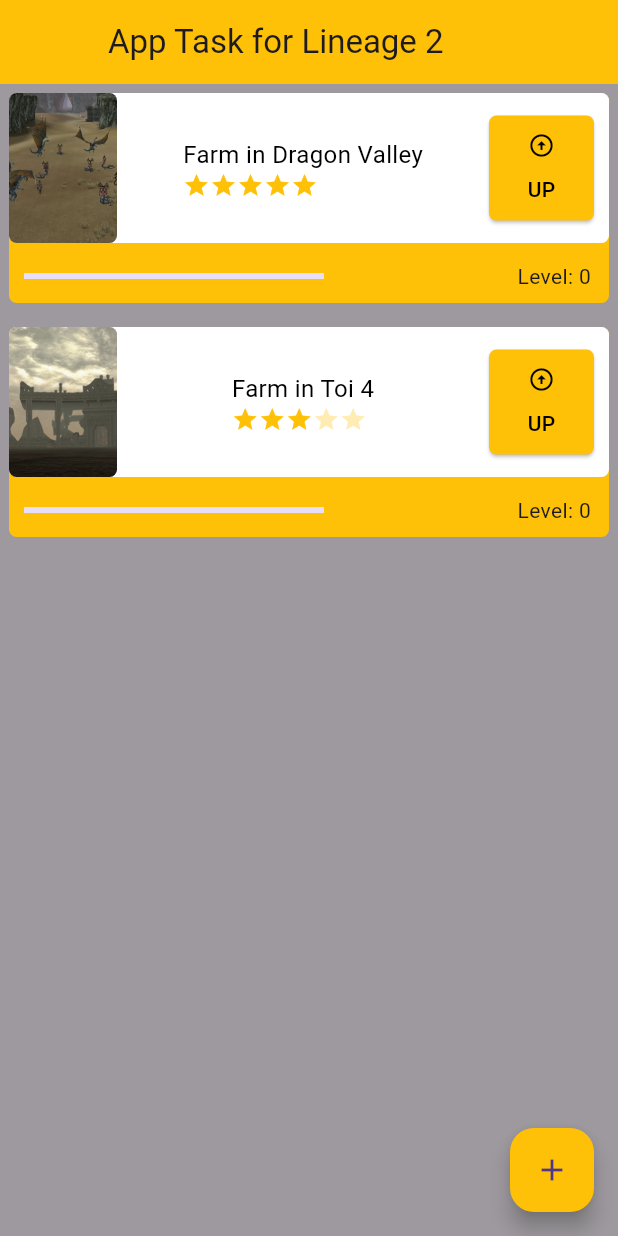
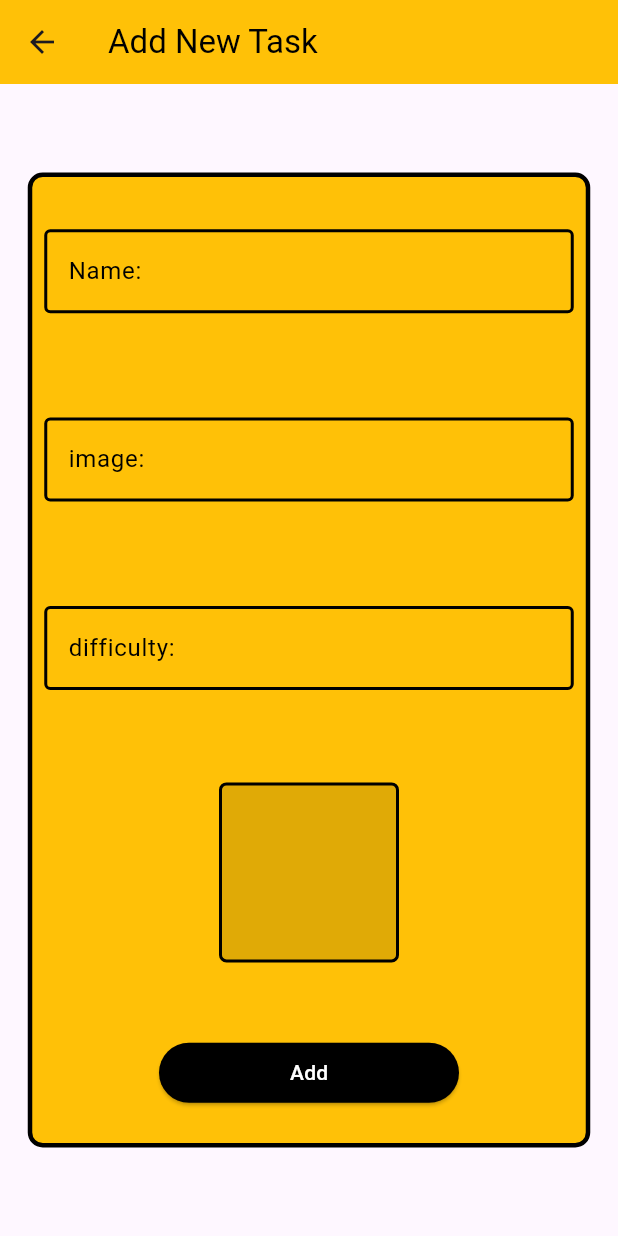
Before and after one commit to fabionunespedro/flutter_app_task, a Flutter app: the screen it shows after launch, after a tap on the "add" icon, on a phone screen of 412 x 824 dp. Run offline on Flutter 3.47's test engine with Material 3 defaults, Android fonts, the phone set to English and light mode, and no system bars.

Commit message:
add new page Add New Task

```diff
--- /dev/null
+++ b/lib/screens/add_task_page.dart
@@ -0,0 +1,109 @@
+import 'package:flutter/material.dart';
+
+class AddTaskPage extends StatefulWidget {
+  const AddTaskPage({super.key});
+
+  @override
+  State<AddTaskPage> createState() => _AddTaskPageState();
+}
+
+class _AddTaskPageState extends State<AddTaskPage> {
+  TextEditingController nameController = TextEditingController();
+  TextEditingController imageController = TextEditingController();
+  TextEditingController urlController = TextEditingController();
+
+  @override
+  Widget build(BuildContext context) {
+    return Scaffold(
+      appBar: AppBar(
+        backgroundColor: Colors.amber,
+        title: const Text("Add New Task", style: TextStyle(color: Colors.black)),
+      ),
+      body: Center(
+        child: Container(
+          width: 375,
+          height: 650,
+          decoration: BoxDecoration(
+            color: Colors.amber,
+            borderRadius: const BorderRadius.all(Radius.circular(10)),
+            border: Border.all(width: 3),
+          ),
+          child: Column(
+            mainAxisAlignment: MainAxisAlignment.spaceAround,
+            children: [
+              Padding(
+                padding: const EdgeInsets.all(8.0),
+                child: TextFormField(
+                  controller: nameController,
+                  keyboardType: TextInputType.text,
+                  style: const TextStyle(color: Colors.black),
+                  cursorColor: Colors.black,
+                  decoration: const InputDecoration(
+                    hintText: "Name:",
+                    hintStyle: TextStyle(color: Colors.black),
+                    enabledBorder:
+                        OutlineInputBorder(borderSide: BorderSide(color: Colors.black, width: 2)),
+                    focusedBorder:
+                        OutlineInputBorder(borderSide: BorderSide(color: Colors.black, width: 2)),
+                  ),
+                ),
+              ),
+              Padding(
+                padding: const EdgeInsets.all(8.0),
+                child: TextFormField(
+                  keyboardType: TextInputType.url,
+                  controller: imageController,
+                  style: const TextStyle(color: Colors.black),
+                  cursorColor: Colors.black,
+                  decoration: const InputDecoration(
+                    hintText: "image:",
+                    hintStyle: TextStyle(color: Colors.black),
+                    enabledBorder:
+                        OutlineInputBorder(borderSide: BorderSide(color: Colors.black, width: 2)),
+                    focusedBorder:
+                        OutlineInputBorder(borderSide: BorderSide(color: Colors.black, width: 2)),
+                  ),
+                ),
+              ),
+              Padding(
+                padding: const EdgeInsets.all(8.0),
+                child: TextFormField(
+                  keyboardType: TextInputType.number,
+                  controller: urlController,
+                  style: const TextStyle(color: Colors.black),
+                  cursorColor: Colors.black,
+                  decoration: const InputDecoration(
+                    hintText: "difficulty:",
+                    hintStyle: TextStyle(color: Colors.black),
+                    enabledBorder:
+                        OutlineInputBorder(borderSide: BorderSide(color: Colors.black, width: 2)),
+                    focusedBorder:
+                        OutlineInputBorder(borderSide: BorderSide(color: Colors.black, width: 2)),
+                  ),
+                ),
+              ),
+              Container(
+                width: 120,
+                height: 120,
+                decoration: BoxDecoration(
+                  color: Colors.black12,
+                  borderRadius: BorderRadius.circular(5),
+                  border: Border.all(width: 2),
+                ),
+              ),
+              SizedBox(
+                width: 200,
+                height: 40,
+                child: ElevatedButton(
+                  onPressed: () {},
+                  style: const ButtonStyle(backgroundColor: WidgetStatePropertyAll(Colors.black)),
+                  child: const Text("Add", style: TextStyle(color: Colors.white)),
+                ),
+              )
+            ],
+          ),
+        ),
+      ),
+    );
+  }
+}
--- a/lib/screens/home_page.dart
+++ b/lib/screens/home_page.dart
@@ -1,4 +1,5 @@
 import 'package:flutter/material.dart';
+import 'package:flutter_app_task/screens/add_task_page.dart';
 import 'package:flutter_app_task/widgets/task_widget.dart';
 
 class HomePage extends StatefulWidget {
@@ -18,7 +19,7 @@
         title: const Text("App Task for Lineage 2"),
       ),
       body: Container(
-        color: Colors.black38,
+        color: Colors.white10,
         child: ListView(
           children: const <Widget>[
             Column(
@@ -39,7 +40,9 @@
         ),
       ),
       floatingActionButton: FloatingActionButton(
-        onPressed: () {},
+        onPressed: () {
+          Navigator.push(context, MaterialPageRoute(builder: (context) => const AddTaskPage()));
+        },
         backgroundColor: Colors.amber,
         child: const Icon(Icons.add),
       ),
--- a/lib/widgets/task_widget.dart
+++ b/lib/widgets/task_widget.dart
@@ -41,7 +41,7 @@
                       height: 100,
                       decoration: const BoxDecoration(
                         color: Colors.black12,
-                        borderRadius: BorderRadius.all(Radius.circular(5)),
+                        borderRadius: BorderRadius.all(Radius.circular(3)),
                       ),
                       child: ClipRRect(
                         borderRadius: BorderRadius.circular(5),
```
